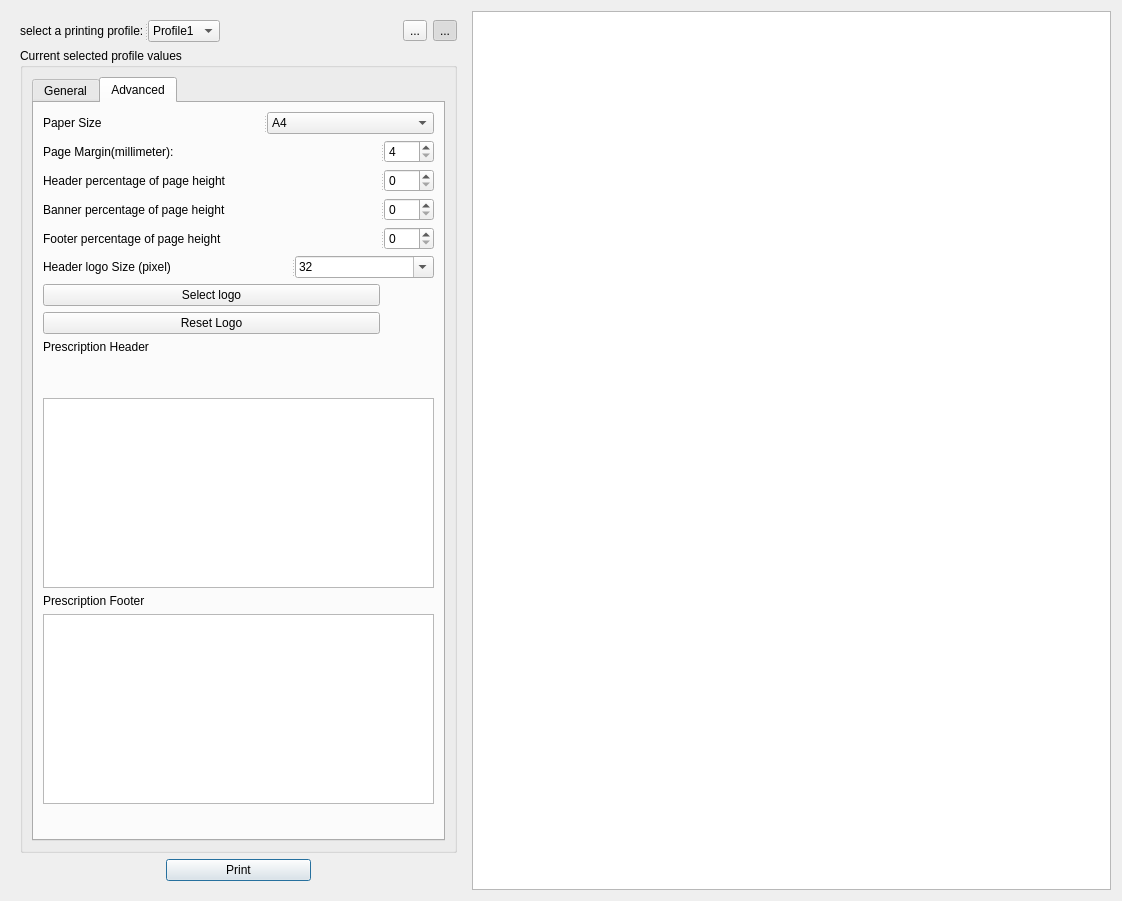
Qt form qtemr/printdrugs.ui (dr3mro/SmartClinic) before a commit.
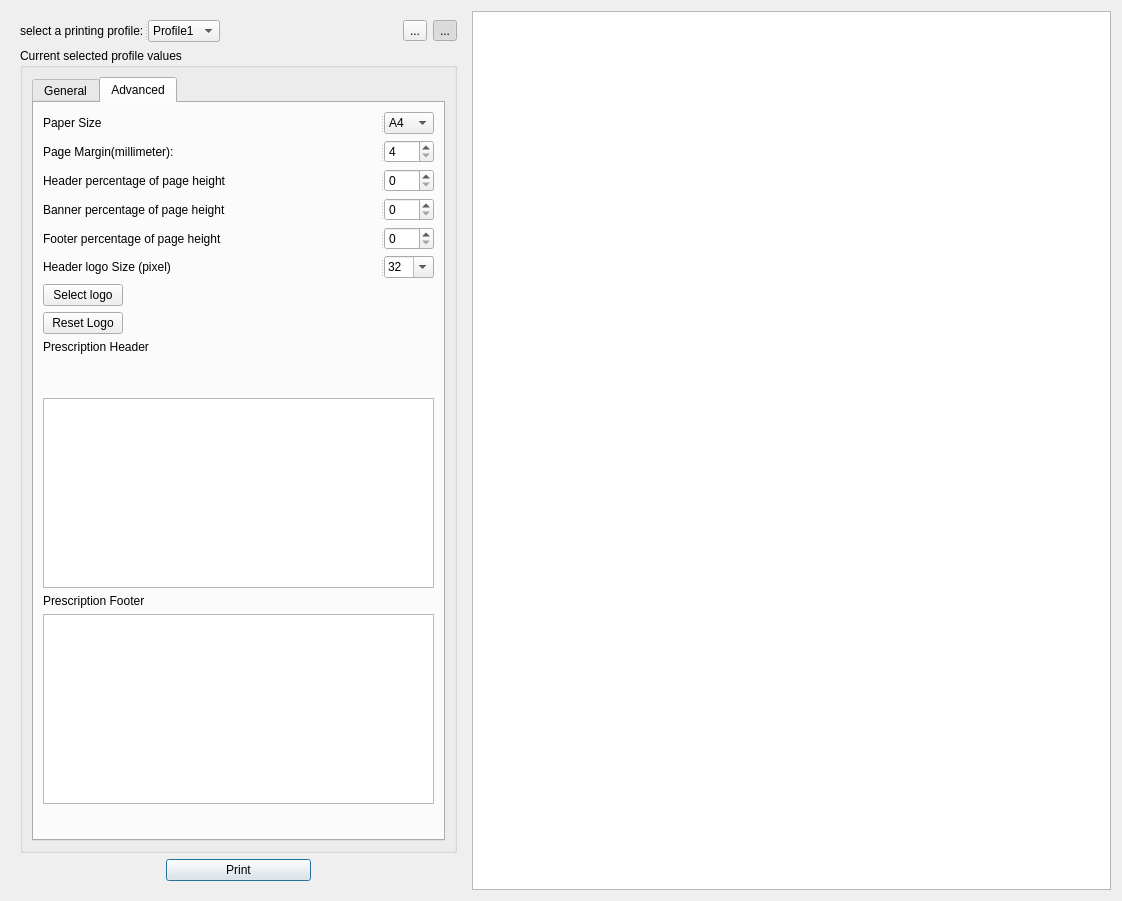
The same form after that commit. The open tabs and pages were chosen to show the change. Icons and pictures are not drawn. Custom widgets are drawn as their Qt base class.

What changed in the file:
```diff
--- a/qtemr/printdrugs.ui
+++ b/qtemr/printdrugs.ui
@@ -888,11 +888,29 @@
                 <enum>Qt::Horizontal</enum>
                </property>
                <widget class="QLabel" name="label_3">
+                <property name="sizePolicy">
+                 <sizepolicy hsizetype="MinimumExpanding" vsizetype="Preferred">
+                  <horstretch>0</horstretch>
+                  <verstretch>0</verstretch>
+                 </sizepolicy>
+                </property>
                 <property name="text">
                  <string>Paper Size</string>
                 </property>
                </widget>
                <widget class="QComboBox" name="paperSizeId">
+                <property name="sizePolicy">
+                 <sizepolicy hsizetype="Fixed" vsizetype="Fixed">
+                  <horstretch>0</horstretch>
+                  <verstretch>0</verstretch>
+                 </sizepolicy>
+                </property>
+                <property name="maximumSize">
+                 <size>
+                  <width>50</width>
+                  <height>16777215</height>
+                 </size>
+                </property>
                 <property name="currentText">
                  <string>A4</string>
                 </property>
@@ -1028,7 +1046,7 @@
                </property>
                <widget class="QLabel" name="label_33">
                 <property name="sizePolicy">
-                 <sizepolicy hsizetype="Expanding" vsizetype="Preferred">
+                 <sizepolicy hsizetype="MinimumExpanding" vsizetype="Preferred">
                   <horstretch>0</horstretch>
                   <verstretch>0</verstretch>
                  </sizepolicy>
@@ -1050,6 +1068,12 @@
                   <height>0</height>
                  </size>
                 </property>
+                <property name="maximumSize">
+                 <size>
+                  <width>50</width>
+                  <height>16777215</height>
+                 </size>
+                </property>
                 <property name="editable">
                  <bool>true</bool>
                 </property>
@@ -1105,19 +1129,6 @@
                  </property>
                 </widget>
                </item>
-               <item row="0" column="1" rowspan="2">
-                <widget class="QLabel" name="logoPreview">
-                 <property name="maximumSize">
-                  <size>
-                   <width>48</width>
-                   <height>48</height>
-                  </size>
-                 </property>
-                 <property name="text">
-                  <string/>
-                 </property>
-                </widget>
-               </item>
                <item row="1" column="0">
                 <widget class="QPushButton" name="resetLogo">
                  <property name="text">
@@ -1125,6 +1136,38 @@
                  </property>
                 </widget>
                </item>
+               <item row="0" column="2" rowspan="2">
+                <widget class="QLabel" name="logoPreview">
+                 <property name="maximumSize">
+                  <size>
+                   <width>72</width>
+                   <height>72</height>
+                  </size>
+                 </property>
+                 <property name="text">
+                  <string/>
+                 </property>
+                 <property name="pixmap">
+                  <pixmap resource="resources.qrc">:/Graphics/Graphics/logo.jpg</pixmap>
+                 </property>
+                 <property name="scaledContents">
+                  <bool>true</bool>
+                 </property>
+                </widget>
+               </item>
+               <item row="0" column="1">
+                <spacer name="horizontalSpacer_2">
+                 <property name="orientation">
+                  <enum>Qt::Horizontal</enum>
+                 </property>
+                 <property name="sizeHint" stdset="0">
+                  <size>
+                   <width>40</width>
+                   <height>20</height>
+                  </size>
+                 </property>
+                </spacer>
+               </item>
               </layout>
              </item>
              <item>
```
